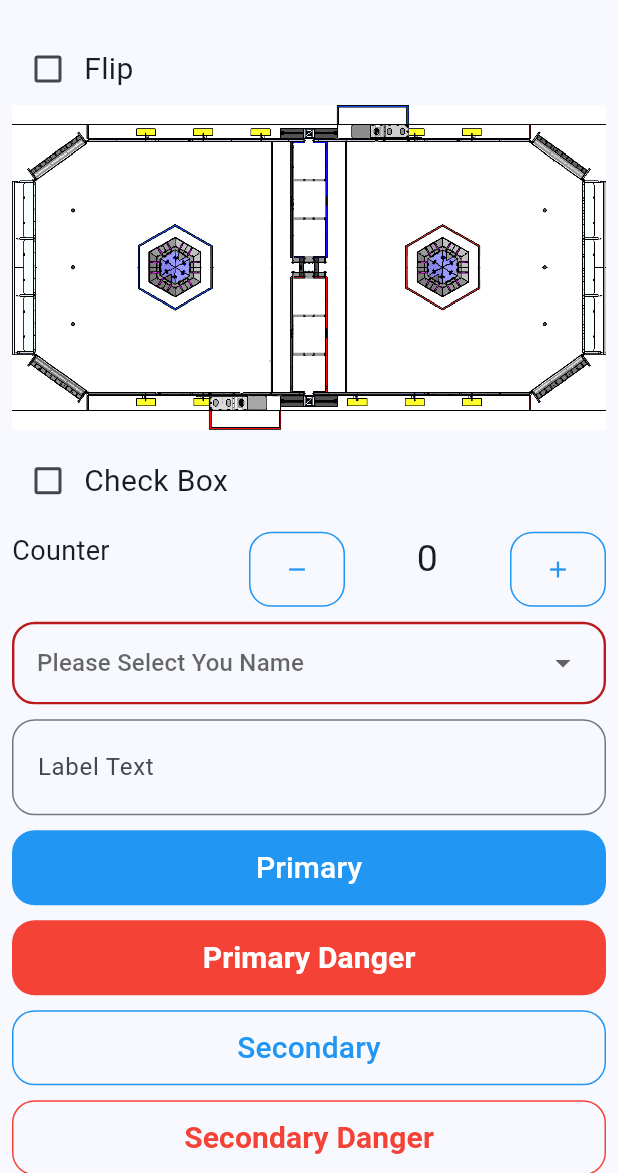
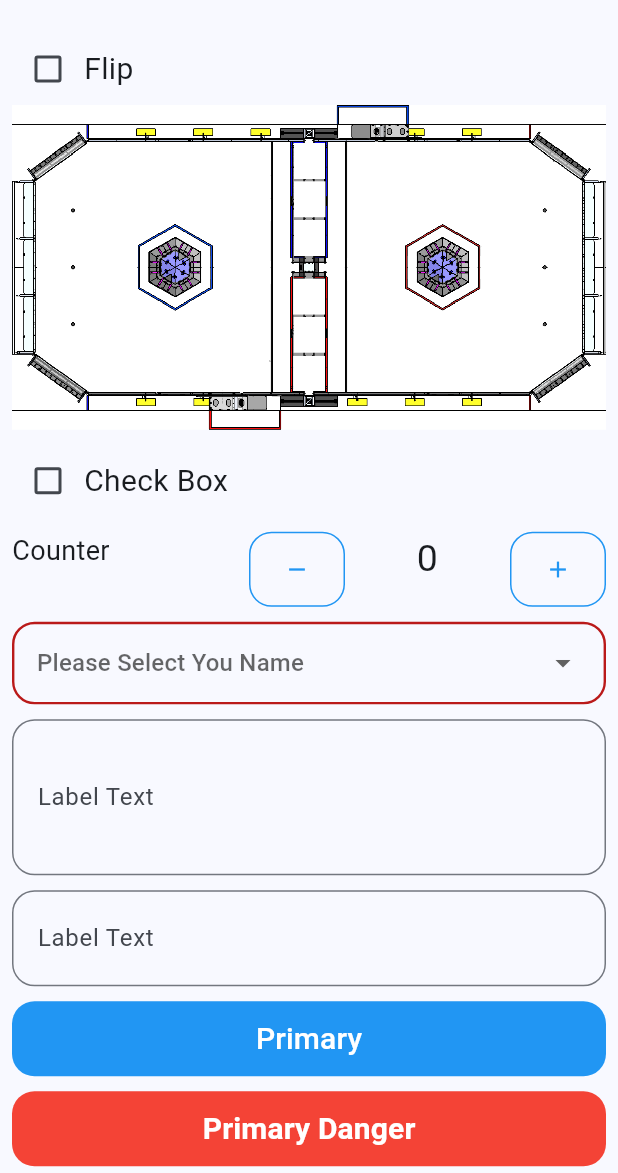
Before and after one commit to ycy-0510/form_ui, a Flutter app: the screen it shows after launch, on a phone screen of 412 x 824 dp, the part 63-1236 px from its top. Run offline on Flutter 3.47's test engine with Material 3 defaults, Android fonts, the light colour scheme and no system bars.

Commit message:
modify text input

```diff
--- a/example/lib/main.dart
+++ b/example/lib/main.dart
@@ -101,6 +101,21 @@ class _HomeBodyState extends State<HomeBody> {
                 CheckBoxPart(),
                 CounterPart(),
                 SelectPart(),
+                FormTextInput(
+                  hintText: 'Hint Text',
+                  labelText: 'Label Text',
+                  onEditingComplete: () {
+                    ScaffoldMessenger.of(context).showSnackBar(SnackBar(
+                      content: Text(
+                        'Text inputed!',
+                      ),
+                      behavior: SnackBarBehavior.floating,
+                      duration: Duration(milliseconds: 300),
+                    ));
+                  },
+                  maxLine: 5,
+                  minLine: 3,
+                ),
                 FormTextInput(
                   hintText: 'Hint Text',
                   labelText: 'Label Text',
--- a/lib/src/input.dart
+++ b/lib/src/input.dart
@@ -20,7 +20,9 @@ class FormTextInput extends StatelessWidget {
       this.tapOutsideCloseKeyboard = false,
       this.inputType,
       this.inputAction,
-      this.focusNode});
+      this.focusNode,
+      this.maxLine,
+      this.minLine});
 
   ///Text Input Controller
   final TextEditingController? controller;
@@ -54,6 +56,12 @@ class FormTextInput extends StatelessWidget {
 
   ///You can close open keyboard by using [FocusNode]
   final FocusNode? focusNode;
+
+  ///Max line ui display
+  final int? maxLine;
+
+  ///Min line ui display
+  final int? minLine;
 
   @override
   Widget build(BuildContext context) {
@@ -89,6 +97,8 @@ class FormTextInput extends StatelessWidget {
         keyboardType: inputType,
         textInputAction: inputAction,
         focusNode: focusNode,
+        maxLines: maxLine,
+        minLines: minLine,
       ),
     );
   }
--- a/pubspec.yaml
+++ b/pubspec.yaml
@@ -1,6 +1,6 @@
 name: form_ui
 description: "A simple and clean Flutter form UI package featuring buttons, text inputs, select inputs, counters, checkboxes, and position selectors."
-version: 0.3.1
+version: 0.3.2
 homepage: https://github.com/ycy-0510/form_ui
 
 environment:
```
Also changed, not shown: 1 other file.
